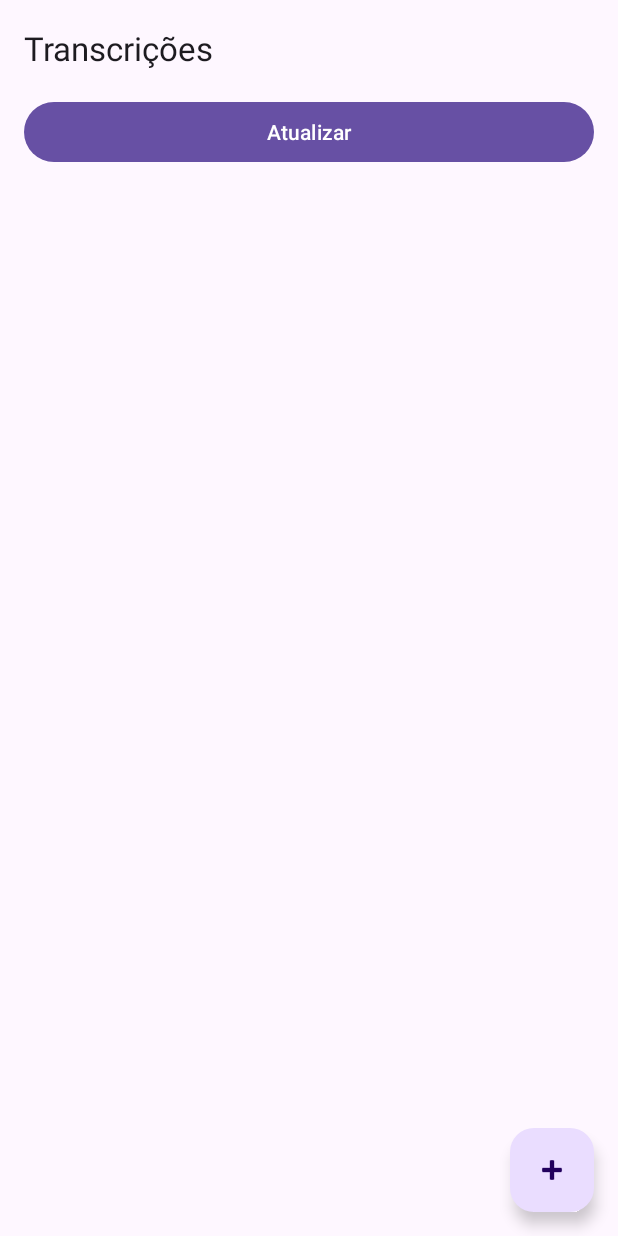
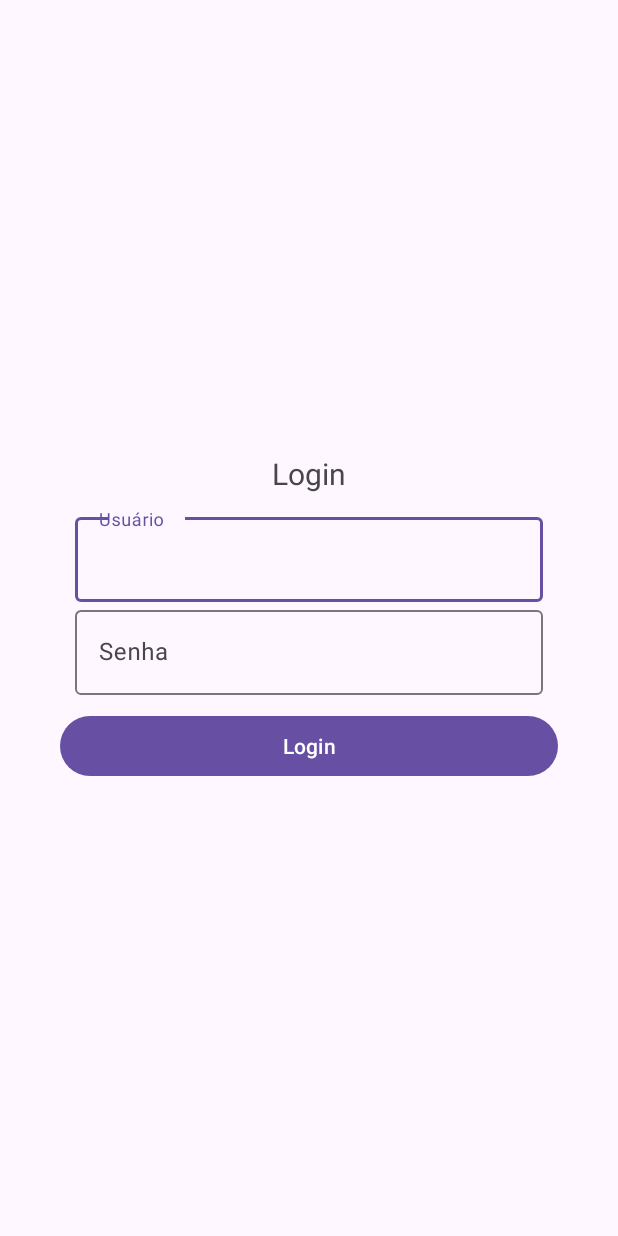
Before and after one commit to SteliosKarvanis/transcription-app, an Android app: the screen it shows after launch (MainActivity before the commit, AuthActivity after it), on a phone screen of 412 x 824 dp. Run offline under Robolectric (Android 15) with nearby library versions, the light colour scheme and no system bars.

Commit message:
adding auth

```diff
--- /dev/null
+++ b/android_client/app/src/main/res/layout/activity_auth.xml
@@ -0,0 +1,54 @@
+<?xml version="1.0" encoding="utf-8"?>
+<androidx.constraintlayout.widget.ConstraintLayout xmlns:android="http://schemas.android.com/apk/res/android"
+    xmlns:tools="http://schemas.android.com/tools"
+    android:layout_width="match_parent"
+    android:layout_height="match_parent">
+
+    <LinearLayout
+        android:layout_width="match_parent"
+        android:layout_height="match_parent"
+        android:layout_marginVertical="100dp"
+        android:layout_marginHorizontal="40dp"
+        android:gravity="center"
+        android:orientation="vertical">
+
+        <TextView
+            android:layout_width="match_parent"
+            android:layout_height="wrap_content"
+            android:gravity="center"
+            android:layout_marginVertical="10dp"
+            android:textSize="20sp"
+            android:text="Login"
+            android:textAlignment="center" />
+
+
+        <com.google.android.material.textfield.TextInputLayout
+            android:layout_width="match_parent"
+            android:layout_height="wrap_content">
+
+            <com.google.android.material.textfield.TextInputEditText
+                android:id="@+id/user"
+                android:layout_width="match_parent"
+                android:layout_height="wrap_content"
+                android:layout_marginHorizontal="10dp"
+                android:hint="Usuário" />
+        </com.google.android.material.textfield.TextInputLayout>
+        <com.google.android.material.textfield.TextInputLayout
+            android:layout_width="match_parent"
+            android:layout_height="wrap_content">
+
+            <com.google.android.material.textfield.TextInputEditText
+                android:id="@+id/password"
+                android:layout_width="match_parent"
+                android:layout_height="wrap_content"
+                android:layout_marginHorizontal="10dp"
+                android:hint="Senha" />
+        </com.google.android.material.textfield.TextInputLayout>
+        <Button
+            android:id="@+id/button"
+            android:layout_width="match_parent"
+            android:layout_height="wrap_content"
+            android:layout_marginVertical="10dp"
+            android:text="Login"/>
+    </LinearLayout>
+</androidx.constraintlayout.widget.ConstraintLayout>
```
Also changed, not shown: android_client/app/src/main/AndroidManifest.xml (+10 -0 lines), android_client/app/src/main/java/com/example/android_client/AuthActivity.java (added, +60 -0 lines), android_client/app/src/main/java/com/example/android_client/MainActivity.java (+12 -0 lines), android_client/app/src/main/java/com/example/android_client/api/ApiClient.java (+7 -1 lines), android_client/app/src/main/java/com/example/android_client/api/ApiInterface.java (+10 -0 lines).
